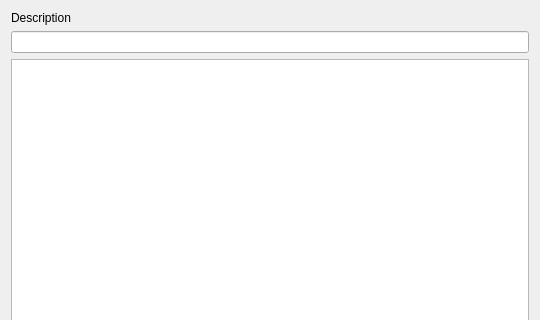
Old version of the form uic/phrasepage.ui in the repository autokey/autokey; both pictures show x 0 to 540 and y 0 to 320 of the 540 by 602 pixel window.
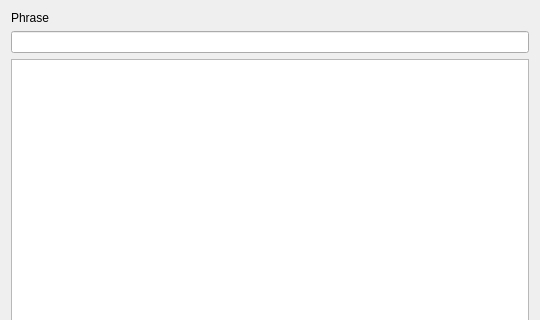
New version of the form. Custom widgets are drawn as their Qt base class.

Commit message: [kde] Minor UI tweaks to bring UI into line with GTK version

```diff
--- a/uic/phrasepage.ui
+++ b/uic/phrasepage.ui
@@ -17,7 +17,7 @@
    <item>
     <widget class="QLabel" name="descriptionLabel">
      <property name="text">
-      <string>Description</string>
+      <string>Phrase</string>
      </property>
     </widget>
    </item>
```
The commit also changes 5 other files.
